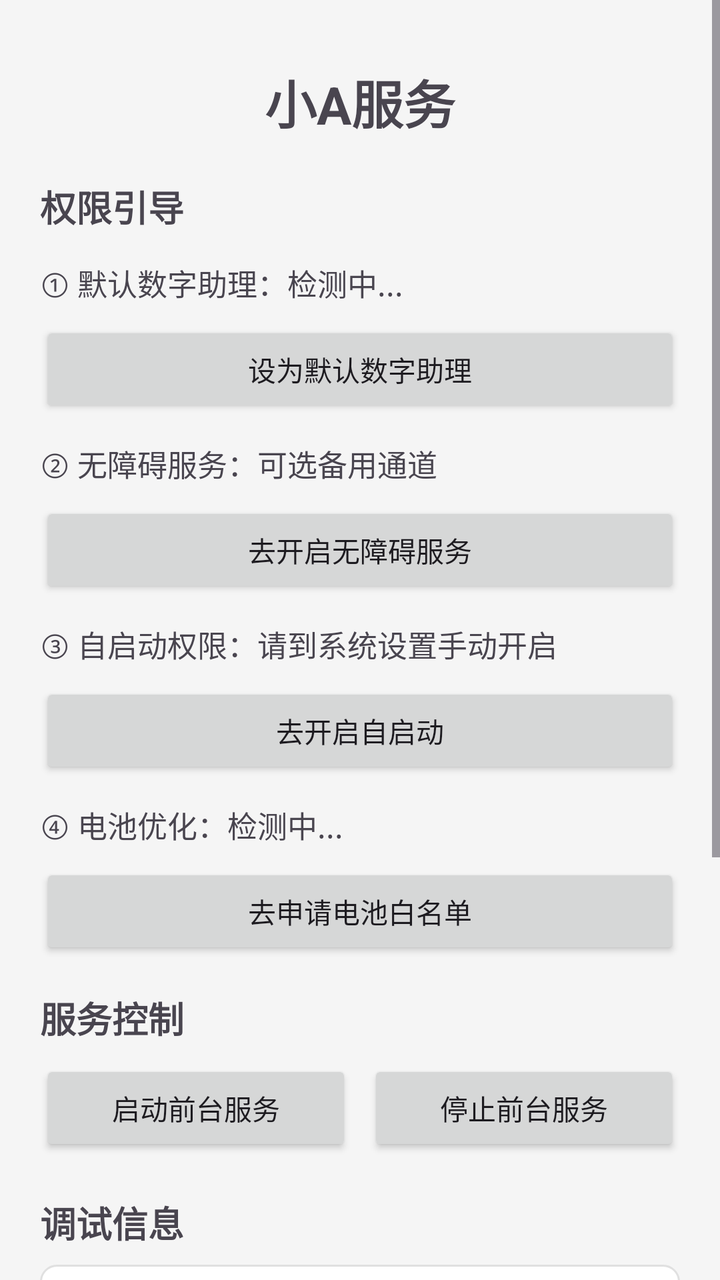
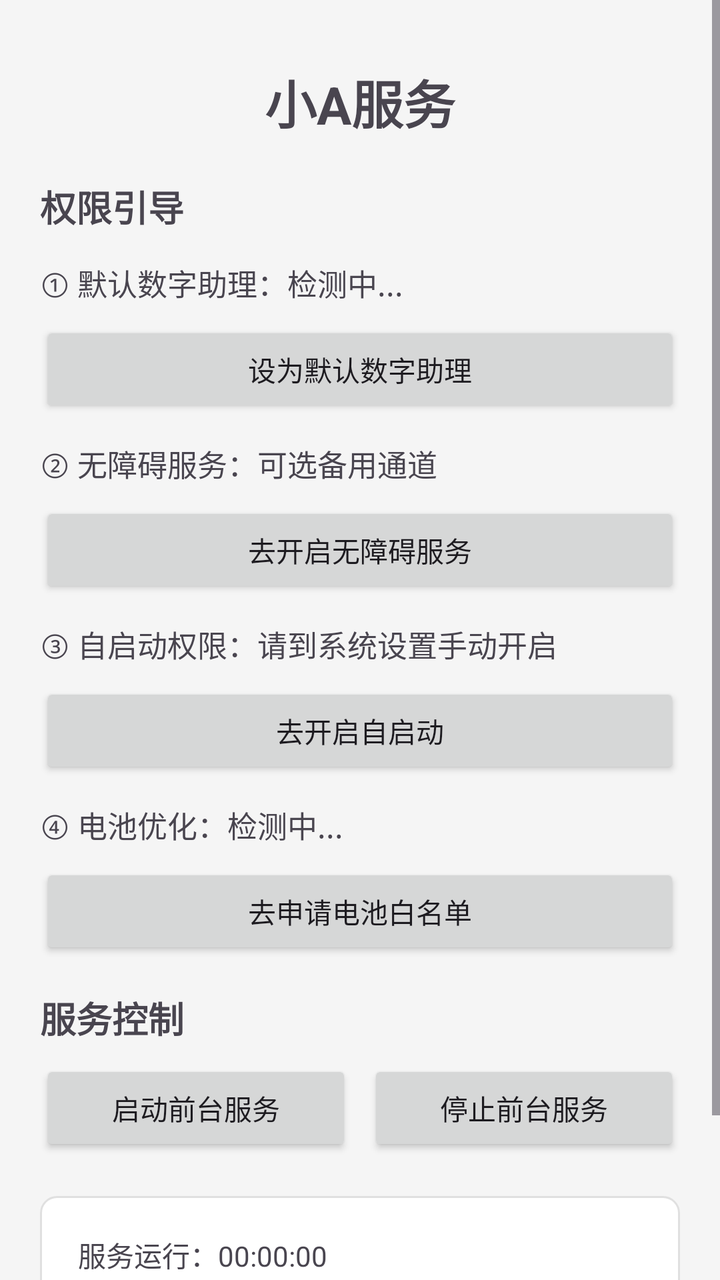

Two renders of the same Android screen: before a commit and after it. Below are the layout's source before the change and the commit's diff.
<!-- AndroidManifest.xml: application theme Theme.Xia -->
<!-- res/layout/activity_main.xml -->
<?xml version="1.0" encoding="utf-8"?>
<ScrollView xmlns:android="http://schemas.android.com/apk/res/android"
    android:layout_width="match_parent"
    android:layout_height="match_parent"
    android:fillViewport="true">

    <LinearLayout
        android:layout_width="match_parent"
        android:layout_height="wrap_content"
        android:orientation="vertical"
        android:padding="20dp">

        
        <TextView
            android:layout_width="match_parent"
            android:layout_height="wrap_content"
            android:text="@string/app_name"
            android:textSize="26sp"
            android:textStyle="bold"
            android:gravity="center"
            android:paddingTop="12dp"
            android:paddingBottom="20dp" />

        
        <TextView
            android:layout_width="match_parent"
            android:layout_height="wrap_content"
            android:text="权限引导"
            android:textSize="18sp"
            android:textStyle="bold"
            android:paddingBottom="8dp" />

        <TextView
            android:id="@+id/tvAssistantStatus"
            android:layout_width="match_parent"
            android:layout_height="wrap_content"
            android:text="① 默认数字助理：检测中..."
            android:textSize="15sp"
            android:paddingTop="6dp"
            android:paddingBottom="6dp" />

        <Button
            android:id="@+id/btnSetDefaultAssistant"
            android:layout_width="match_parent"
            android:layout_height="wrap_content"
            android:text="设为默认数字助理"
            android:layout_marginTop="2dp"
            android:layout_marginBottom="6dp" />

        <TextView
            android:id="@+id/tvAccessibilityStatus"
            android:layout_width="match_parent"
            android:layout_height="wrap_content"
             android:text="② 无障碍服务：可选备用通道"
             android:textSize="15sp"
            android:paddingTop="6dp"
            android:paddingBottom="6dp" />

        <Button
            android:id="@+id/btnOpenAccessibility"
            android:layout_width="match_parent"
            android:layout_height="wrap_content"
            android:text="去开启无障碍服务"
            android:layout_marginTop="2dp"
            android:layout_marginBottom="6dp" />

        <TextView
            android:id="@+id/tvAutoStartStatus"
            android:layout_width="match_parent"
            android:layout_height="wrap_content"
            android:text="③ 自启动权限：请到系统设置手动开启"
            android:textSize="15sp"
            android:paddingTop="6dp"
            android:paddingBottom="6dp" />

        <Button
            android:id="@+id/btnOpenAutoStart"
            android:layout_width="match_parent"
            android:layout_height="wrap_content"
            android:text="去开启自启动"
            android:layout_marginTop="2dp"
            android:layout_marginBottom="6dp" />

        <TextView
            android:id="@+id/tvBatteryStatus"
            android:layout_width="match_parent"
            android:layout_height="wrap_content"
            android:text="④ 电池优化：检测中..."
            android:textSize="15sp"
            android:paddingTop="6dp"
            android:paddingBottom="6dp" />

        <Button
            android:id="@+id/btnOpenBatteryOpt"
            android:layout_width="match_parent"
            android:layout_height="wrap_content"
            android:text="去申请电池白名单"
            android:layout_marginTop="2dp"
            android:layout_marginBottom="16dp" />

        
        <TextView
            android:layout_width="match_parent"
            android:layout_height="wrap_content"
            android:text="服务控制"
            android:textSize="18sp"
            android:textStyle="bold"
            android:paddingBottom="8dp" />

        <LinearLayout
            android:layout_width="match_parent"
            android:layout_height="wrap_content"
            android:orientation="horizontal"
            android:weightSum="2"
            android:paddingBottom="12dp">

            <Button
                android:id="@+id/btnStartService"
                android:layout_width="0dp"
                android:layout_height="wrap_content"
                android:layout_weight="1"
                android:text="启动前台服务"
                android:layout_marginEnd="4dp" />

            <Button
                android:id="@+id/btnStopService"
                android:layout_width="0dp"
                android:layout_height="wrap_content"
                android:layout_weight="1"
                android:text="停止前台服务"
                android:layout_marginStart="4dp" />
        </LinearLayout>

        
        <TextView
            android:layout_width="match_parent"
            android:layout_height="wrap_content"
            android:text="调试信息"
            android:textSize="18sp"
            android:textStyle="bold"
            android:paddingTop="8dp"
            android:paddingBottom="8dp" />

        <LinearLayout
            android:layout_width="match_parent"
            android:layout_height="wrap_content"
            android:orientation="vertical"
            android:background="@drawable/bg_debug_card"
            android:padding="16dp">

            <TextView
                android:id="@+id/tvClientCount"
                android:layout_width="match_parent"
                android:layout_height="wrap_content"
                android:text="当前客户端连接：0"
                android:textSize="14sp"
                android:padding="3dp" />

            <TextView
                android:id="@+id/tvPushCount"
                android:layout_width="match_parent"
                android:layout_height="wrap_content"
                android:text="总推送次数：0"
                android:textSize="14sp"
                android:padding="3dp" />

            <TextView
                android:id="@+id/tvLastEvent"
                android:layout_width="match_parent"
                android:layout_height="wrap_content"
                android:text="最后事件：--"
                android:textSize="14sp"
                android:padding="3dp" />

            <TextView
                android:id="@+id/tvLastSize"
                android:layout_width="match_parent"
                android:layout_height="wrap_content"
                android:text="最后包大小：0 B"
                android:textSize="14sp"
                android:padding="3dp" />

            <TextView
                android:id="@+id/tvUptime"
                android:layout_width="match_parent"
                android:layout_height="wrap_content"
                android:text="服务运行：00:00:00"
                android:textSize="14sp"
                android:padding="3dp" />

        </LinearLayout>

        <Button
            android:id="@+id/btnResetStats"
            android:layout_width="match_parent"
            android:layout_height="wrap_content"
            android:text="清空调试数据"
            android:layout_marginTop="12dp"
            android:layout_marginBottom="20dp" />

        <TextView
            android:layout_width="match_parent"
            android:layout_height="wrap_content"
            android:text="@string/footer_hint"
            android:textSize="12sp"
            android:gravity="center"
            android:paddingTop="20dp"
            android:paddingBottom="20dp" />

    </LinearLayout>

</ScrollView>
<!-- resources referenced by this layout -->
<resources>
  <!-- drawable bg_debug_card (drawable) -->
  <?xml version="1.0" encoding="utf-8"?>
  <shape xmlns:android="http://schemas.android.com/apk/res/android"
      android:shape="rectangle">
      <solid android:color="@color/surface" />
      <corners android:radius="8dp" />
      <stroke
          android:width="1dp"
          android:color="#E0E0E0" />
  </shape>
  <string name="app_name">小A服务</string>
  <string name="footer_hint">【小A服务】v0.5.0 · LocalSocket: aifriend_assistant</string>
  <style name="Theme.Xia" parent="Theme.Material3.DayNight">
          <item name="colorPrimary">@color/primary</item>
          <item name="colorPrimaryVariant">@color/primary_variant</item>
          <item name="colorOnPrimary">@color/on_primary</item>
          <item name="colorSecondary">@color/secondary</item>
          <item name="colorOnSecondary">@color/on_secondary</item>
          <item name="android:colorBackground">@color/background</item>
          <item name="colorSurface">@color/surface</item>
          <item name="colorOnSurface">@color/on_surface</item>
          <item name="colorError">@color/error</item>
          <item name="android:statusBarColor" tools:targetApi="l">@color/primary_variant</item>
      </style>
  <color name="surface">#FFFFFF</color>
  <color name="primary">#1976D2</color>
  <color name="primary_variant">#1565C0</color>
  <color name="on_primary">#FFFFFF</color>
  <color name="secondary">#03DAC5</color>
  <color name="on_secondary">#000000</color>
  <color name="background">#F5F5F5</color>
  <color name="on_surface">#000000</color>
  <color name="error">#B00020</color>
</resources>

<!-- the commit's change to res/layout/activity_main.xml (unified diff, before → after) -->
@@ -51,8 +51,8 @@
             android:id="@+id/tvAccessibilityStatus"
             android:layout_width="match_parent"
             android:layout_height="wrap_content"
-             android:text="② 无障碍服务：可选备用通道"
-             android:textSize="15sp"
+            android:text="② 无障碍服务：可选备用通道"
+            android:textSize="15sp"
             android:paddingTop="6dp"
             android:paddingBottom="6dp" />
 
@@ -132,53 +132,13 @@
         </LinearLayout>
 
         
-        <TextView
-            android:layout_width="match_parent"
-            android:layout_height="wrap_content"
-            android:text="调试信息"
-            android:textSize="18sp"
-            android:textStyle="bold"
-            android:paddingTop="8dp"
-            android:paddingBottom="8dp" />
-
         <LinearLayout
             android:layout_width="match_parent"
             android:layout_height="wrap_content"
             android:orientation="vertical"
             android:background="@drawable/bg_debug_card"
-            android:padding="16dp">
-
-            <TextView
-                android:id="@+id/tvClientCount"
-                android:layout_width="match_parent"
-                android:layout_height="wrap_content"
-                android:text="当前客户端连接：0"
-                android:textSize="14sp"
-                android:padding="3dp" />
-
-            <TextView
-                android:id="@+id/tvPushCount"
-                android:layout_width="match_parent"
-                android:layout_height="wrap_content"
-                android:text="总推送次数：0"
-                android:textSize="14sp"
-                android:padding="3dp" />
-
-            <TextView
-                android:id="@+id/tvLastEvent"
-                android:layout_width="match_parent"
-                android:layout_height="wrap_content"
-                android:text="最后事件：--"
-                android:textSize="14sp"
-                android:padding="3dp" />
-
-            <TextView
-                android:id="@+id/tvLastSize"
-                android:layout_width="match_parent"
-                android:layout_height="wrap_content"
-                android:text="最后包大小：0 B"
-                android:textSize="14sp"
-                android:padding="3dp" />
+            android:padding="16dp"
+            android:layout_marginTop="8dp">
 
             <TextView
                 android:id="@+id/tvUptime"
@@ -189,14 +149,6 @@
                 android:padding="3dp" />
 
         </LinearLayout>
-
-        <Button
-            android:id="@+id/btnResetStats"
-            android:layout_width="match_parent"
-            android:layout_height="wrap_content"
-            android:text="清空调试数据"
-            android:layout_marginTop="12dp"
-            android:layout_marginBottom="20dp" />
 
         <TextView
             android:layout_width="match_parent"
